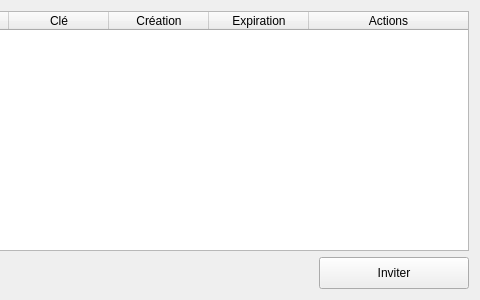
The window that client/src/widgets/TestInvitationsWidget.ui (introlab/openteraplus) describes before a commit, drawn with Qt 5; both pictures show x 603 to 1083 and y 0 to 300 of the 1083 by 300 pixel window.
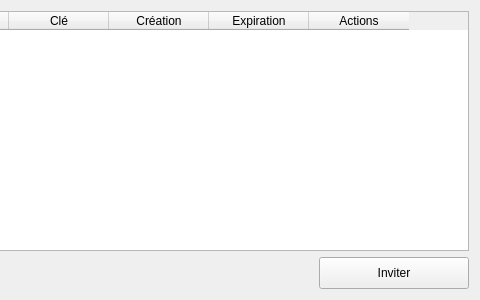
The same window after the commit. Icons and pictures are not drawn.

```diff
--- a/client/src/widgets/TestInvitationsWidget.ui
+++ b/client/src/widgets/TestInvitationsWidget.ui
@@ -29,7 +29,7 @@
       <bool>true</bool>
      </property>
      <attribute name="horizontalHeaderStretchLastSection">
-      <bool>true</bool>
+      <bool>false</bool>
      </attribute>
      <column>
       <property name="text">
```
